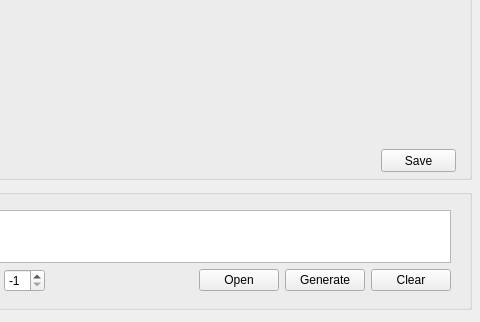
Qt form acgtaggenerator.ui (PingChinHuang/flickrTagGenerator) before a commit; both pictures show x 339 to 819 and y 391 to 713 of the 819 by 713 pixel window.
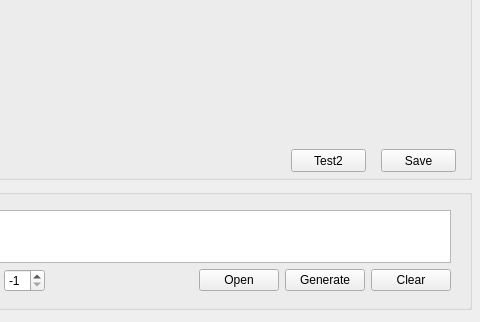
The same form after that commit.

What changed in the file:
```diff
--- a/acgtaggenerator.ui
+++ b/acgtaggenerator.ui
@@ -462,6 +462,19 @@
      </item>
     </layout>
    </widget>
+   <widget class="QPushButton" name="pushButton_2">
+    <property name="geometry">
+     <rect>
+      <x>350</x>
+      <y>320</y>
+      <width>75</width>
+      <height>23</height>
+     </rect>
+    </property>
+    <property name="text">
+     <string>Test2</string>
+    </property>
+   </widget>
   </widget>
   <zorder>groupBox</zorder>
   <zorder>layoutWidget</zorder>
```
Left out of the diff: 15 changed lines with no effect on the pictures.
